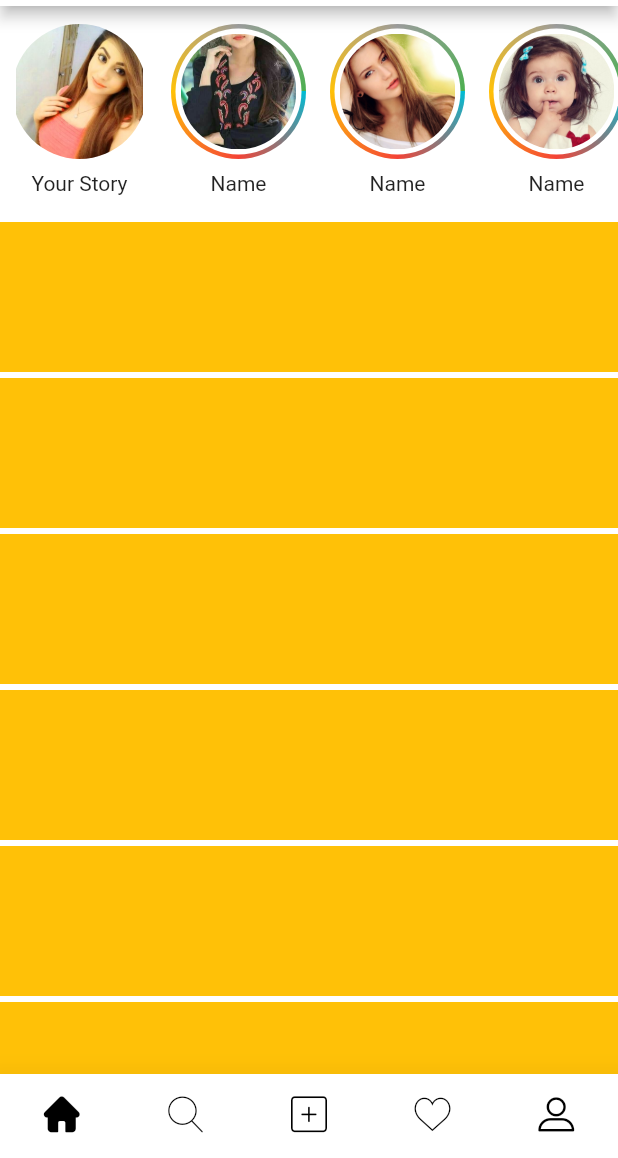
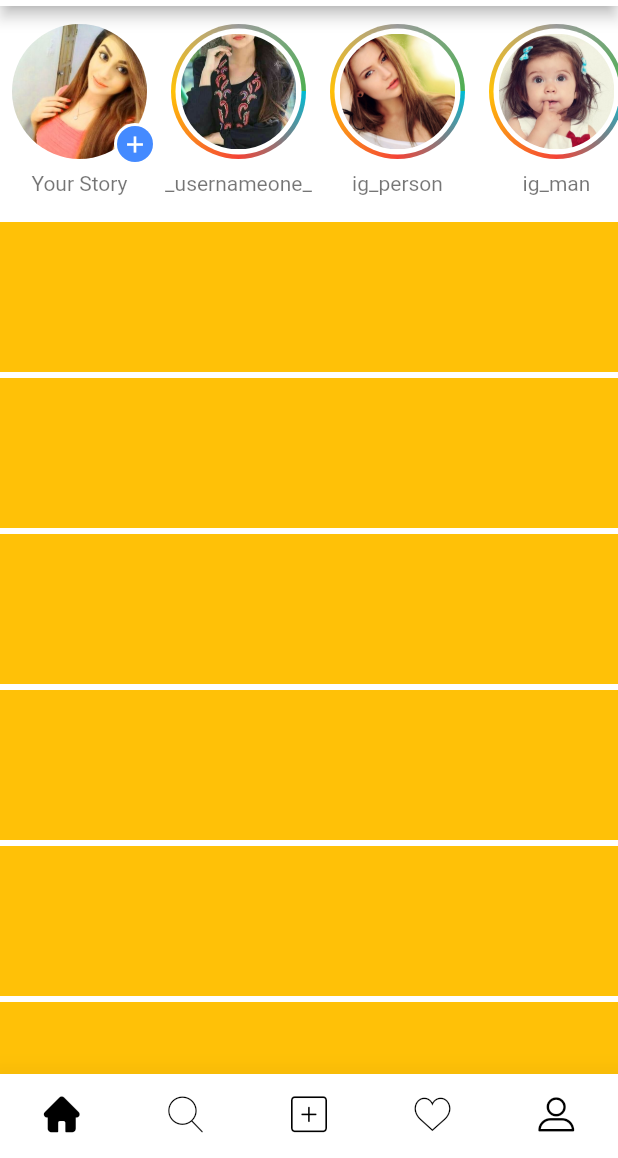
Before and after one commit to koiralapankaj7/instagramClone_flutter, a Flutter app: the screen it shows after launch, on a phone screen of 412 x 824 dp, the part 78-1236 px from its top. Run offline on Flutter 3.47's test engine with Material 2 defaults, Android fonts, the phone set to English and light mode, and no system bars.

Commit message:
stories completed

```diff
--- a/lib/src/utils/ui_image_data.dart
+++ b/lib/src/utils/ui_image_data.dart
@@ -54,4 +54,23 @@ class UIImageData {
     child4,
     man4,
   ];
+
+  static const List<String> storiesName = [
+    'Your Story',
+    '_usernameone_',
+    'ig_person',
+    'ig_man',
+    'ig_women',
+    '_someone_',
+    'model',
+    'child1',
+    'man1',
+    'child2',
+    'model4',
+    'man2',
+    'child3',
+    'man3',
+    'model5',
+    'child4',
+  ];
 }
--- a/lib/src/widgets/stories.dart
+++ b/lib/src/widgets/stories.dart
@@ -23,7 +23,10 @@ class Stories extends StatelessWidget {
       children: <Widget>[
         index == 0 ? createStory() : storyContent(index),
         Expanded(
-          child: Text(index == 0 ? 'Your Story' : 'Name'),
+          child: Text(
+            index == 0 ? 'Your Story' : UIImageData.storiesName[index],
+            style: TextStyle(color: Colors.black54),
+          ),
         ),
       ],
     );
@@ -39,7 +42,34 @@ class Stories extends StatelessWidget {
           decoration: BoxDecoration(
             shape: BoxShape.circle,
             image: DecorationImage(
-              image: AssetImage(UIImageData.storiesList[0]),
+              fit: BoxFit.cover,
+              image: AssetImage(
+                UIImageData.storiesList[0],
+              ),
+            ),
+          ),
+        ),
+        Positioned(
+          bottom: 4.0,
+          right: 2.0,
+          height: 28.0,
+          width: 28.0,
+          child: Container(
+            decoration: BoxDecoration(
+              color: Colors.white,
+              shape: BoxShape.circle,
+            ),
+            child: Container(
+              margin: EdgeInsets.all(2.0),
+              decoration: BoxDecoration(
+                color: Colors.blueAccent,
+                shape: BoxShape.circle,
+              ),
+              child: Icon(
+                Icons.add,
+                color: Colors.white,
+                size: 18.0,
+              ),
             ),
           ),
         ),
```
